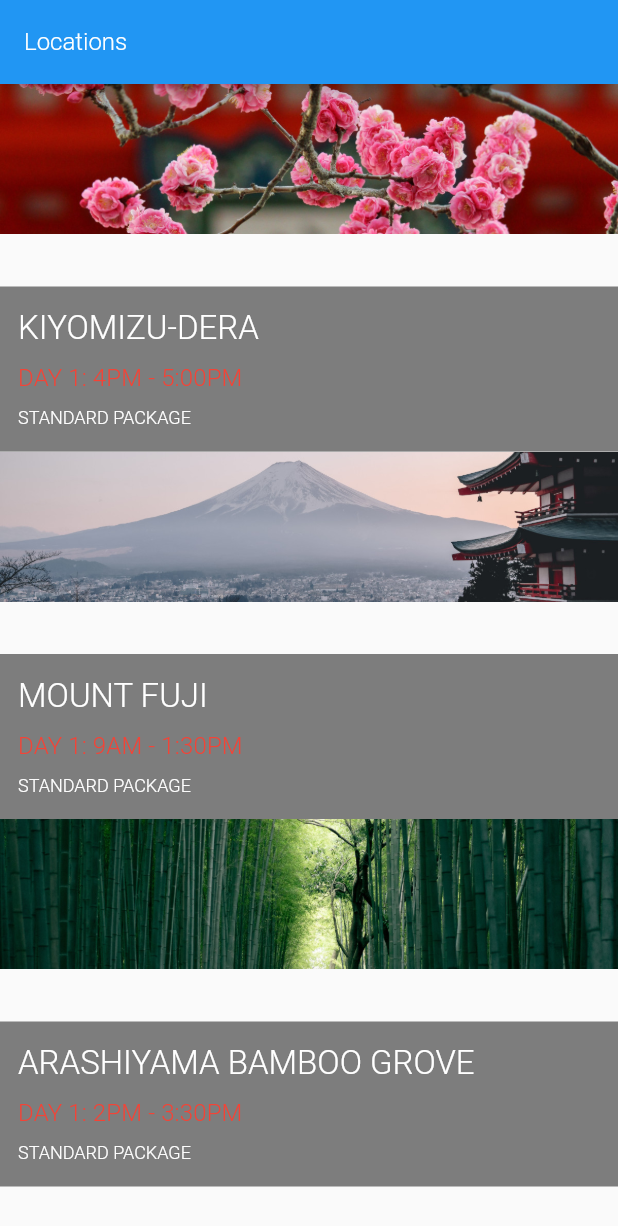
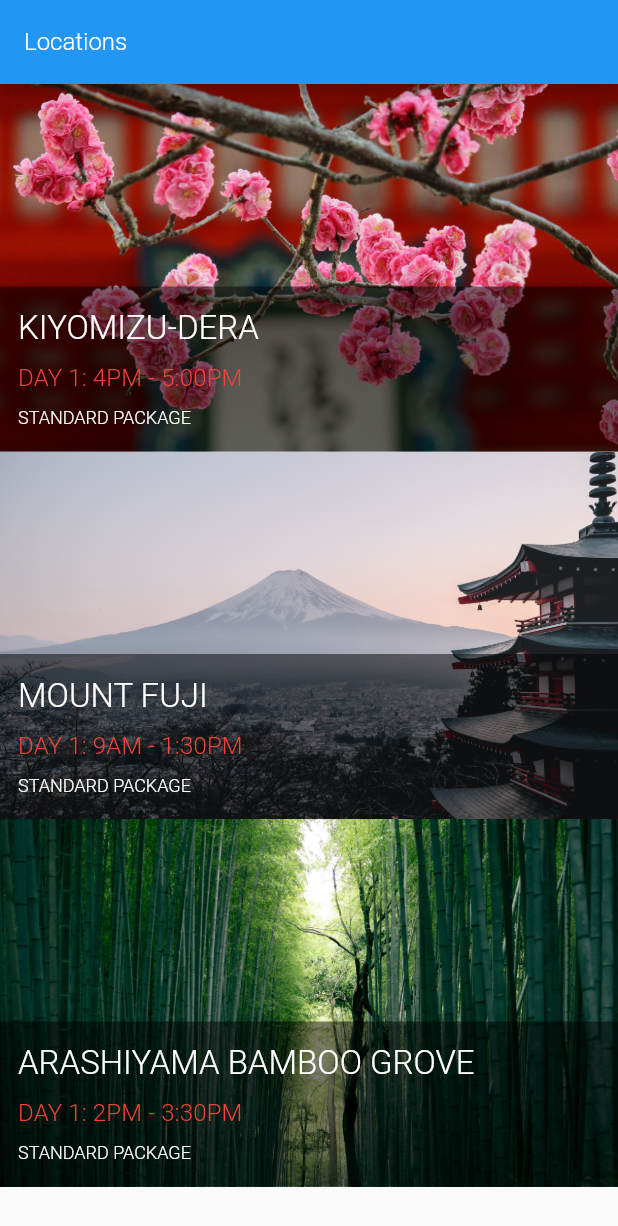
Before and after one commit to ykc12001hk/LearningFlutter, a Flutter app: the screen it shows after launch, on a phone screen of 412 x 824 dp. Shown: the top 1226 px of the screen. Run offline on Flutter 3.47's test engine with Material 2 defaults, Android fonts, the phone set to English and light mode, and no system bars; Roboto replaces fonts that are missing (Montserrat).

Commit message:
no message

```diff
--- a/lib/widget/image_banner.dart
+++ b/lib/widget/image_banner.dart
@@ -9,7 +9,7 @@ class ImageBanner extends StatelessWidget {
   Widget build(BuildContext context) {
     return Container(
         constraints: BoxConstraints.expand(
-          height: 100,
+          height: height,
         ),
         decoration: BoxDecoration(color: Colors.grey),
         child: Image.asset(assetPath, fit: BoxFit.cover));
```
